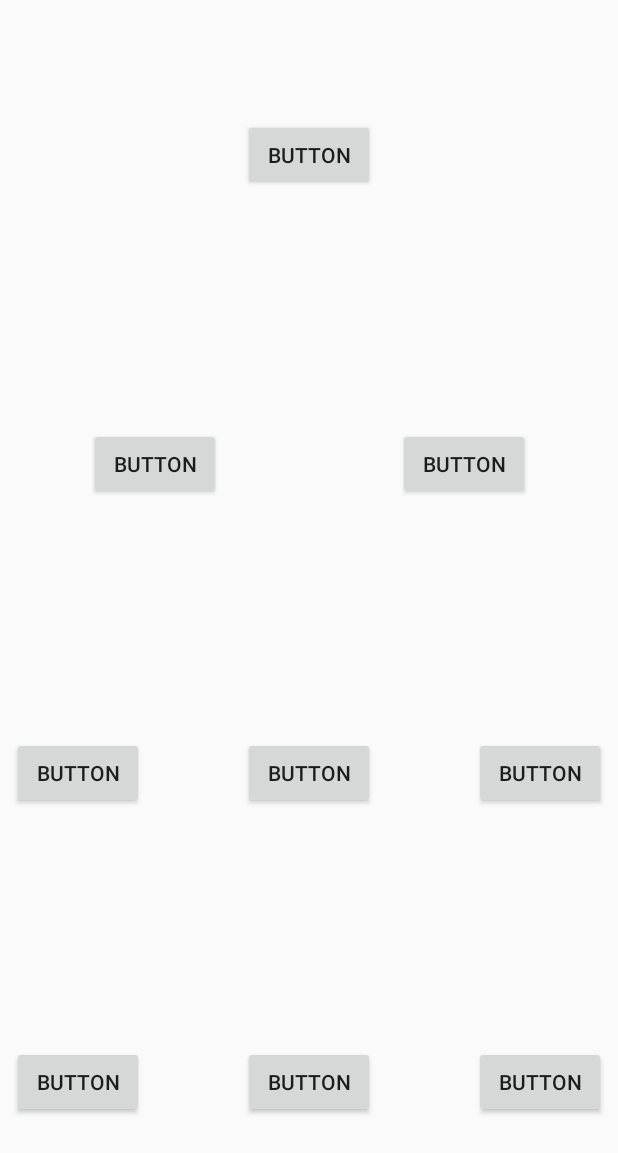
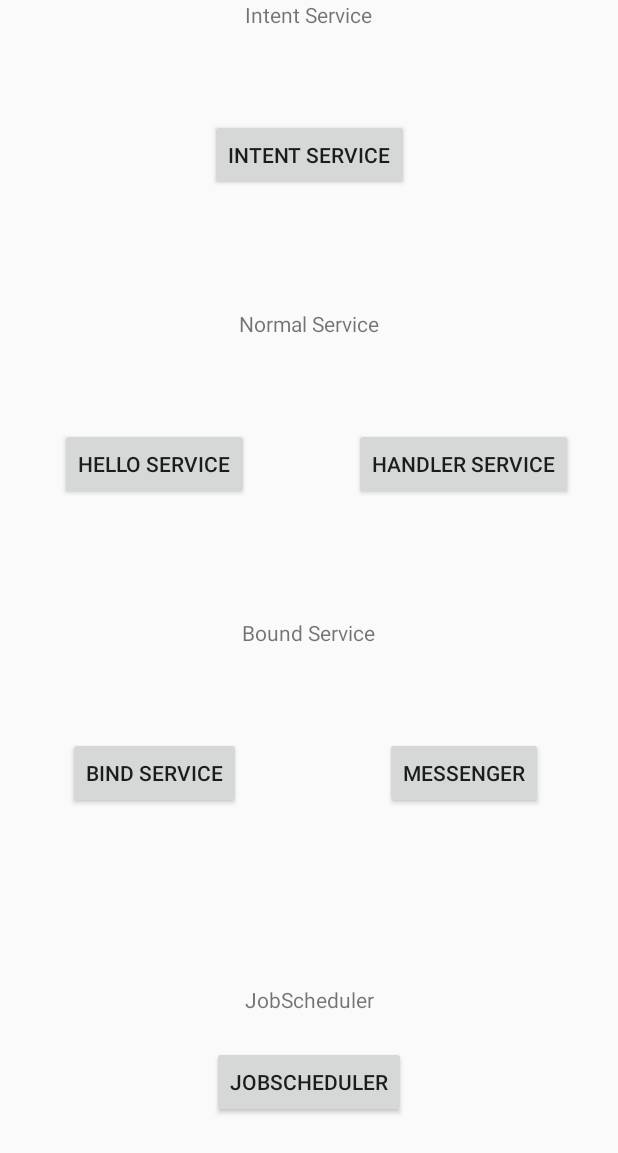
Before and after one commit to pyrotechnist/ServiceTest, an Android app: the layout content_main_new.xml on its own in the app's theme, with its tools: preview values and no code run, on a phone screen of 412 x 824 dp. Shown: the top 1153 px of the screen. Run offline under Robolectric (Android 15) with nearby library versions, the phone set to English and light mode, and no system bars.

Commit message:
JobScheduler Service

```diff
--- a/app/src/main/res/layout/content_main_new.xml
+++ b/app/src/main/res/layout/content_main_new.xml
@@ -16,7 +16,7 @@
         android:layout_marginEnd="8dp"
         android:layout_marginStart="8dp"
         android:layout_marginTop="8dp"
-        android:text="Button"
+        android:text="Intent Service"
         app:layout_constraintBottom_toTopOf="@+id/guideline3"
         app:layout_constraintEnd_toEndOf="parent"
         app:layout_constraintStart_toStartOf="parent"
@@ -48,10 +48,12 @@
         android:layout_width="wrap_content"
         android:layout_height="wrap_content"
         android:layout_marginBottom="8dp"
+        android:layout_marginEnd="8dp"
         android:layout_marginStart="8dp"
         android:layout_marginTop="8dp"
-        android:text="Button"
+        android:text="Bind Service"
         app:layout_constraintBottom_toTopOf="@+id/guideline5"
+        app:layout_constraintEnd_toStartOf="@+id/guideline7"
         app:layout_constraintStart_toStartOf="parent"
         app:layout_constraintTop_toTopOf="@+id/guideline4" />
 
@@ -61,48 +63,12 @@
         android:layout_height="wrap_content"
         android:layout_marginBottom="8dp"
         android:layout_marginEnd="8dp"
+        android:layout_marginStart="8dp"
         android:layout_marginTop="8dp"
-        android:text="Button"
+        android:text="Messenger"
         app:layout_constraintBottom_toTopOf="@+id/guideline5"
         app:layout_constraintEnd_toEndOf="parent"
-        app:layout_constraintTop_toTopOf="@+id/guideline4" />
-
-    <Button
-        android:id="@+id/button8"
-        android:layout_width="wrap_content"
-        android:layout_height="wrap_content"
-        android:layout_marginBottom="8dp"
-        android:layout_marginStart="8dp"
-        android:layout_marginTop="8dp"
-        android:text="Button"
-        app:layout_constraintBottom_toBottomOf="parent"
-        app:layout_constraintStart_toStartOf="parent"
-        app:layout_constraintTop_toTopOf="@+id/guideline5" />
-
-    <Button
-        android:id="@+id/button9"
-        android:layout_width="wrap_content"
-        android:layout_height="wrap_content"
-        android:layout_marginBottom="8dp"
-        android:layout_marginEnd="8dp"
-        android:layout_marginTop="8dp"
-        android:text="Button"
-        app:layout_constraintBottom_toBottomOf="parent"
-        app:layout_constraintEnd_toEndOf="parent"
-        app:layout_constraintTop_toTopOf="@+id/guideline5" />
-
-    <Button
-        android:id="@+id/button10"
-        android:layout_width="wrap_content"
-        android:layout_height="wrap_content"
-        android:layout_marginBottom="8dp"
-        android:layout_marginEnd="8dp"
-        android:layout_marginStart="8dp"
-        android:layout_marginTop="8dp"
-        android:text="Button"
-        app:layout_constraintBottom_toTopOf="@+id/guideline5"
-        app:layout_constraintEnd_toEndOf="parent"
-        app:layout_constraintStart_toStartOf="parent"
+        app:layout_constraintStart_toStartOf="@+id/guideline7"
         app:layout_constraintTop_toTopOf="@+id/guideline4" />
 
     <Button
@@ -113,7 +79,7 @@
         android:layout_marginEnd="8dp"
         android:layout_marginStart="8dp"
         android:layout_marginTop="8dp"
-        android:text="Button"
+        android:text="JobScheduler"
         app:layout_constraintBottom_toBottomOf="parent"
         app:layout_constraintEnd_toEndOf="parent"
         app:layout_constraintStart_toStartOf="parent"
@@ -134,7 +100,7 @@
         android:layout_marginEnd="8dp"
         android:layout_marginStart="8dp"
         android:layout_marginTop="8dp"
-        android:text="Button"
+        android:text="Hello Service"
         app:layout_constraintBottom_toTopOf="@+id/guideline4"
         app:layout_constraintEnd_toStartOf="@+id/guideline7"
         app:layout_constraintStart_toStartOf="parent"
@@ -148,10 +114,58 @@
         android:layout_marginEnd="8dp"
         android:layout_marginStart="8dp"
         android:layout_marginTop="8dp"
-        android:text="Button"
+        android:text="Handler Service"
         app:layout_constraintBottom_toTopOf="@+id/guideline4"
         app:layout_constraintEnd_toEndOf="parent"
         app:layout_constraintStart_toStartOf="@+id/guideline7"
         app:layout_constraintTop_toTopOf="@+id/guideline3" />
 
+    <TextView
+        android:id="@+id/textView"
+        android:layout_width="wrap_content"
+        android:layout_height="wrap_content"
+        android:layout_marginBottom="21dp"
+        android:layout_marginEnd="8dp"
+        android:layout_marginStart="8dp"
+        android:text="JobScheduler"
+        app:layout_constraintBottom_toTopOf="@+id/button11"
+        app:layout_constraintEnd_toEndOf="parent"
+        app:layout_constraintStart_toStartOf="parent" />
+
+    <TextView
+        android:id="@+id/textView2"
+        android:layout_width="wrap_content"
+        android:layout_height="wrap_content"
+        android:layout_marginEnd="8dp"
+        android:layout_marginStart="8dp"
+        android:text="Intent Service"
+        app:layout_constraintBottom_toTopOf="@+id/guideline7"
+        app:layout_constraintEnd_toEndOf="parent"
+        app:layout_constraintStart_toStartOf="parent"
+        app:layout_constraintTop_toTopOf="parent" />
+
+    <TextView
+        android:id="@+id/textView3"
+        android:layout_width="wrap_content"
+        android:layout_height="wrap_content"
+        android:layout_marginEnd="8dp"
+        android:layout_marginStart="8dp"
+        android:text="Bound Service"
+        app:layout_constraintEnd_toEndOf="parent"
+        app:layout_constraintStart_toStartOf="parent"
+        app:layout_constraintTop_toBottomOf="@+id/guideline4" />
+
+    <TextView
+        android:id="@+id/textView4"
+        android:layout_width="wrap_content"
+        android:layout_height="wrap_content"
+        android:layout_marginBottom="28dp"
+        android:layout_marginEnd="8dp"
+        android:layout_marginStart="8dp"
+        android:text="Normal Service"
+        app:layout_constraintBottom_toTopOf="@+id/guideline7"
+        app:layout_constraintEnd_toEndOf="parent"
+        app:layout_constraintStart_toStartOf="parent"
+        app:layout_constraintTop_toBottomOf="@+id/guideline3" />
+
 </android.support.constraint.ConstraintLayout>
--- a/app/src/main/res/values/strings.xml
+++ b/app/src/main/res/values/strings.xml
@@ -1,4 +1,5 @@
 <resources>
     <string name="app_name">ServiceTest</string>
     <string name="action_settings">Settings</string>
+    <string name="title_activity_test">TestActivity</string>
 </resources>
```
Also changed, not shown: app/src/main/AndroidManifest.xml (+9 -8 lines), app/src/main/java/com/example/longyuan/servicetest/MainActivity.java (+36 -0 lines), app/src/main/java/com/example/longyuan/servicetest/TestActivity.java (added, +21 -0 lines), app/src/main/java/com/example/longyuan/servicetest/service/JobScheduler/JobSchedulerService.java (added, +36 -0 lines), app/src/main/res/layout/activity_test.xml (added, +33 -0 lines), app/src/main/res/layout/content_test.xml (added, +11 -0 lines).
